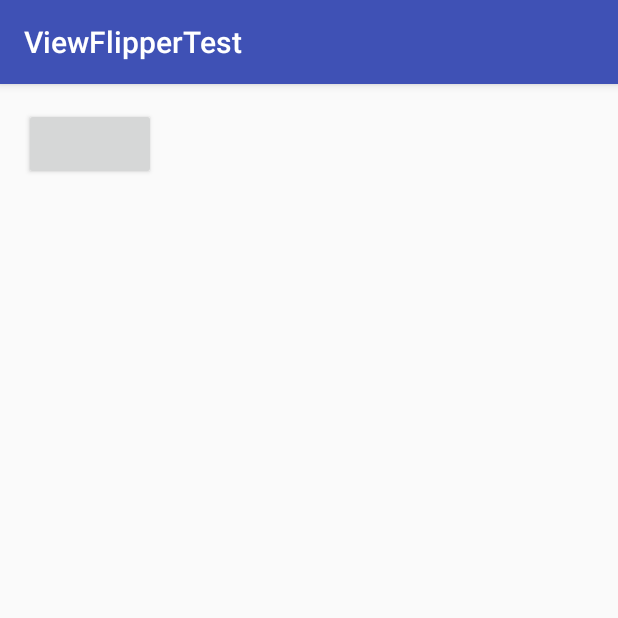
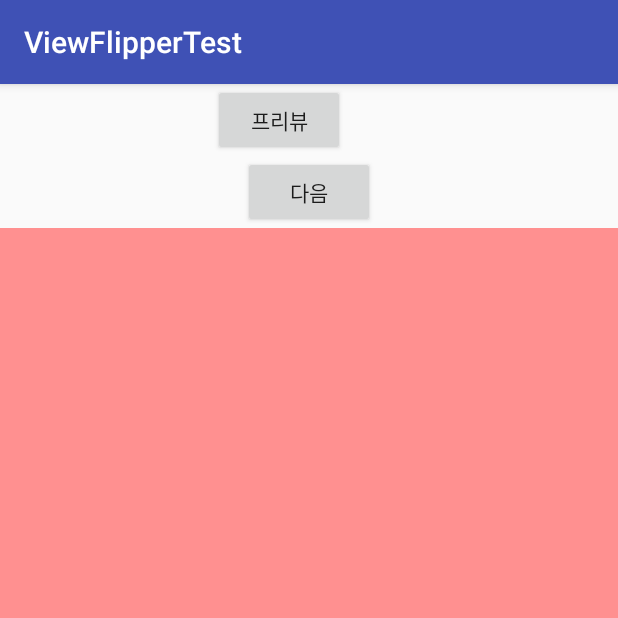
Before and after one commit to ShiEun/viewFlipperTest, an Android app: the screen it shows after launch (MainActivity), on a phone screen of 412 x 824 dp, the top half of it. Run offline under Robolectric (Android 15) with nearby library versions, the phone set to English and light mode, and no system bars.

Commit message:
#1 layout xml document

```diff
--- a/app/src/main/res/layout/activity_main.xml
+++ b/app/src/main/res/layout/activity_main.xml
@@ -3,20 +3,44 @@
     xmlns:tools="http://schemas.android.com/tools"
     android:layout_width="match_parent"
     android:layout_height="match_parent"
-    android:paddingBottom="@dimen/activity_vertical_margin"
-    android:paddingLeft="@dimen/activity_horizontal_margin"
-    android:paddingRight="@dimen/activity_horizontal_margin"
-    android:paddingTop="@dimen/activity_vertical_margin"
     tools:context="kr.hs.emirim.tldms0940.viewflippertest.MainActivity"
     android:orientation="vertical">
 
     <LinearLayout
         android:layout_width="match_parent"
         android:layout_height="wrap_content"
-        android:orientation="vertical">
+        android:orientation="vertical"
+        android:gravity="center_horizontal">
         <Button
+            android:id="@+id/but_prev"
             android:layout_width="wrap_content"
-            android:layout_height="wrap_content" />
+            android:layout_height="wrap_content"
+            android:text="@string/but_text_prev"
+            android:layout_marginRight="20dp"
+            android:layout_gravity="center_horizontal" />
+        <Button
+            android:id="@+id/but_next"
+            android:layout_width="wrap_content"
+            android:layout_height="wrap_content"
+            android:text="@string/but_text_next"
+            android:layout_gravity="center_horizontal" />
     </LinearLayout>
+    <ViewFlipper
+        android:id="@+id/view_flip"
+        android:layout_width="match_parent"
+        android:layout_height="match_parent">
+        <LinearLayout
+            android:background="#ff9090"
+            android:layout_width="match_parent"
+            android:layout_height="match_parent"></LinearLayout>
+        <LinearLayout
+            android:background="#acd491"
+            android:layout_width="match_parent"
+            android:layout_height="match_parent"></LinearLayout>
+        <LinearLayout
+            android:background="#ede389"
+            android:layout_width="match_parent"
+            android:layout_height="match_parent"></LinearLayout>
+    </ViewFlipper>
 
 </LinearLayout>
--- a/app/src/main/res/values/strings.xml
+++ b/app/src/main/res/values/strings.xml
@@ -1,3 +1,5 @@
 <resources>
     <string name="app_name">ViewFlipperTest</string>
+    <string name="but_text_prev">프리뷰</string>
+    <string name="but_text_next">다음</string>
 </resources>
```
